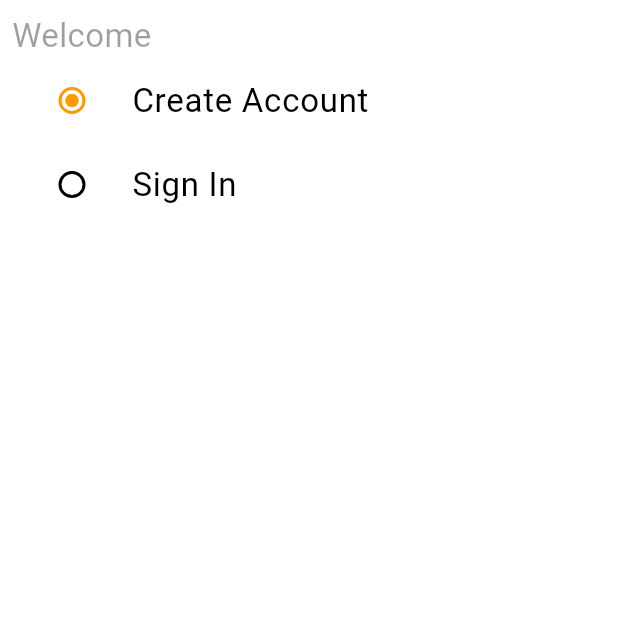
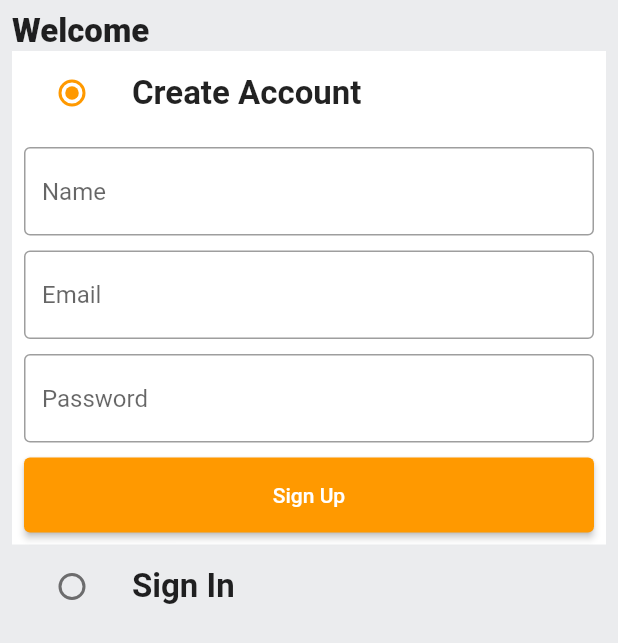
Before and after one commit to 124125/amazon_clone, a Flutter app: the AuthScreen screen opened by its route, on a phone screen of 412 x 824 dp. Shown: the top 643 px of the screen. Run offline on Flutter 3.47's test engine with Material 3 defaults, Android fonts, the phone set to English and light mode, and no system bars.

```diff
--- /dev/null
+++ b/lib/common/widgets/custom_button.dart
@@ -0,0 +1,21 @@
+import 'package:amazon_clone/constants/globle_variables.dart';
+import 'package:flutter/material.dart';
+
+class CustomButton extends StatelessWidget {
+  final String text;
+  final VoidCallback onTap;
+  const CustomButton({super.key, required this.text, required this.onTap});
+
+  @override
+  Widget build(BuildContext context) {
+    return ElevatedButton(
+        onPressed: onTap,
+        style: ElevatedButton.styleFrom(
+          backgroundColor: GlobleVariables.secondaryColor,
+          minimumSize: const Size(double.infinity, 50),
+        ),
+        child: Text(
+          text,
+        ));
+  }
+}
--- /dev/null
+++ b/lib/common/widgets/custom_textfield.dart
@@ -0,0 +1,23 @@
+import "package:flutter/material.dart";
+
+class CustomTextfield extends StatelessWidget {
+  final TextEditingController controller;
+  final String hintText;
+  const CustomTextfield(
+      {super.key, required this.controller, required this.hintText});
+
+  @override
+  Widget build(BuildContext context) {
+    return TextFormField(
+      controller: controller,
+      decoration: InputDecoration(
+          hintText: hintText,
+          border: const OutlineInputBorder(
+            borderSide: BorderSide(color: Colors.black38),
+          ),
+          enabledBorder: const OutlineInputBorder(
+              borderSide: BorderSide(color: Colors.black38))),
+      validator: (val) {},
+    );
+  }
+}
--- a/lib/features/auth/screens/auth_screen.dart
+++ b/lib/features/auth/screens/auth_screen.dart
@@ -1,10 +1,15 @@
+import "package:amazon_clone/common/widgets/custom_button.dart";
+import "package:amazon_clone/common/widgets/custom_textfield.dart";
 import "package:amazon_clone/constants/globle_variables.dart";
 import "package:flutter/material.dart";
 
 enum Auth { signup, signin }
 
 class AuthScreen extends StatefulWidget {
+  // routename to be used for named calling
   static const routeName = '/auth-screen';
+
+  // constructor
   const AuthScreen({super.key});
 
   @override
@@ -12,12 +17,30 @@ class AuthScreen extends StatefulWidget {
 }
 
 class _AuthScreenState extends State<AuthScreen> {
+  // stores value of currently selected radio button.
+
   Auth _auth = Auth.signup;
+  final _signupFormKey = GlobalKey<FormState>();
+  final _signinFormKey = GlobalKey<FormState>();
+
+  final TextEditingController _emailController = TextEditingController();
+  final TextEditingController _nameController = TextEditingController();
+  final TextEditingController _passwordController = TextEditingController();
+
+  @override
+  void dispose() {
+    super.dispose();
+    _emailController.dispose();
+    _passwordController.dispose();
+    _nameController.dispose();
+  }
 
   @override
   Widget build(BuildContext context) {
     return Scaffold(
+      backgroundColor: GlobleVariables.greyBackgroundCOlor,
       body: SafeArea(
+          // to make sure ui don't intersect with system ui components like notification bar
           child: Padding(
         padding: const EdgeInsets.all(8.0),
         child: Column(
@@ -26,15 +49,19 @@ class _AuthScreenState extends State<AuthScreen> {
             const Text(
               "Welcome",
               style: TextStyle(
-                color: Colors.black38,
                 fontSize: 22,
+                fontWeight: FontWeight.w800,
               ),
             ),
+
+            // sign up radio button
             ListTile(
-              tileColor: Colors.white,
+              tileColor: _auth == Auth.signup
+                  ? Colors.white
+                  : GlobleVariables.greyBackgroundCOlor,
               title: const Text(
                 "Create Account",
-                style: TextStyle(fontSize: 22),
+                style: TextStyle(fontSize: 22, fontWeight: FontWeight.bold),
               ),
               leading: Radio(
                   activeColor: GlobleVariables.secondaryColor,
@@ -46,11 +73,50 @@ class _AuthScreenState extends State<AuthScreen> {
                     });
                   }),
             ),
+
+            if (_auth == Auth.signup)
+              Container(
+                padding: const EdgeInsets.all(8.0),
+                color: GlobleVariables.backgroundColor,
+                child: Form(
+                    key: _signupFormKey,
+                    child: Column(
+                      children: [
+                        CustomTextfield(
+                          controller: _nameController,
+                          hintText: 'Name',
+                        ),
+                        const SizedBox(
+                          height: 10,
+                        ),
+                        CustomTextfield(
+                          controller: _emailController,
+                          hintText: 'Email',
+                        ),
+                        const SizedBox(
+                          height: 10,
+                        ),
+                        CustomTextfield(
+                          controller: _passwordController,
+                          hintText: 'Password',
+                        ),
+                        const SizedBox(
+                          height: 10,
+                        ),
+                        CustomButton(text: 'Sign Up', onTap: () {})
+                      ],
+                    )),
+              ),
+
+            // slgn in
+
             ListTile(
-              tileColor: Colors.white,
+              tileColor: _auth == Auth.signin
+                  ? Colors.white
+                  : GlobleVariables.greyBackgroundCOlor,
               title: const Text(
                 "Sign In",
-                style: TextStyle(fontSize: 22),
+                style: TextStyle(fontSize: 22, fontWeight: FontWeight.bold),
               ),
               leading: Radio(
                   activeColor: GlobleVariables.secondaryColor,
@@ -61,7 +127,34 @@ class _AuthScreenState extends State<AuthScreen> {
                       _auth = val!;
                     });
                   }),
-            )
+            ),
+
+            if (_auth == Auth.signin)
+              Container(
+                padding: const EdgeInsets.all(8.0),
+                color: GlobleVariables.backgroundColor,
+                child: Form(
+                    key: _signinFormKey,
+                    child: Column(
+                      children: [
+                        CustomTextfield(
+                          controller: _emailController,
+                          hintText: 'Email',
+                        ),
+                        const SizedBox(
+                          height: 10,
+                        ),
+                        CustomTextfield(
+                          controller: _passwordController,
+                          hintText: 'Password',
+                        ),
+                        const SizedBox(
+                          height: 10,
+                        ),
+                        CustomButton(text: 'Sign In', onTap: () {})
+                      ],
+                    )),
+              ),
           ],
         ),
       )),
--- /dev/null
+++ b/lib/features/auth/services/auth_service.dart
@@ -0,0 +1,10 @@
+class AuthService {
+  // sign up the user
+
+  void signUpUser(
+      {required String name,
+      required String email,
+      required String password}) async {
+    try {} catch (e) {}
+  }
+}
--- /dev/null
+++ b/lib/models/user.dart
@@ -0,0 +1,18 @@
+class User {
+  final String id;
+  final String name;
+  final String email;
+  final String password;
+  final String address;
+  final String type;
+  final String token;
+
+  User(
+      {required this.id,
+      required this.name,
+      required this.email,
+      required this.password,
+      required this.address,
+      required this.type,
+      required this.token});
+}
```
Also changed, not shown: lib/main.dart (+13 -19 lines), 6 other files.
